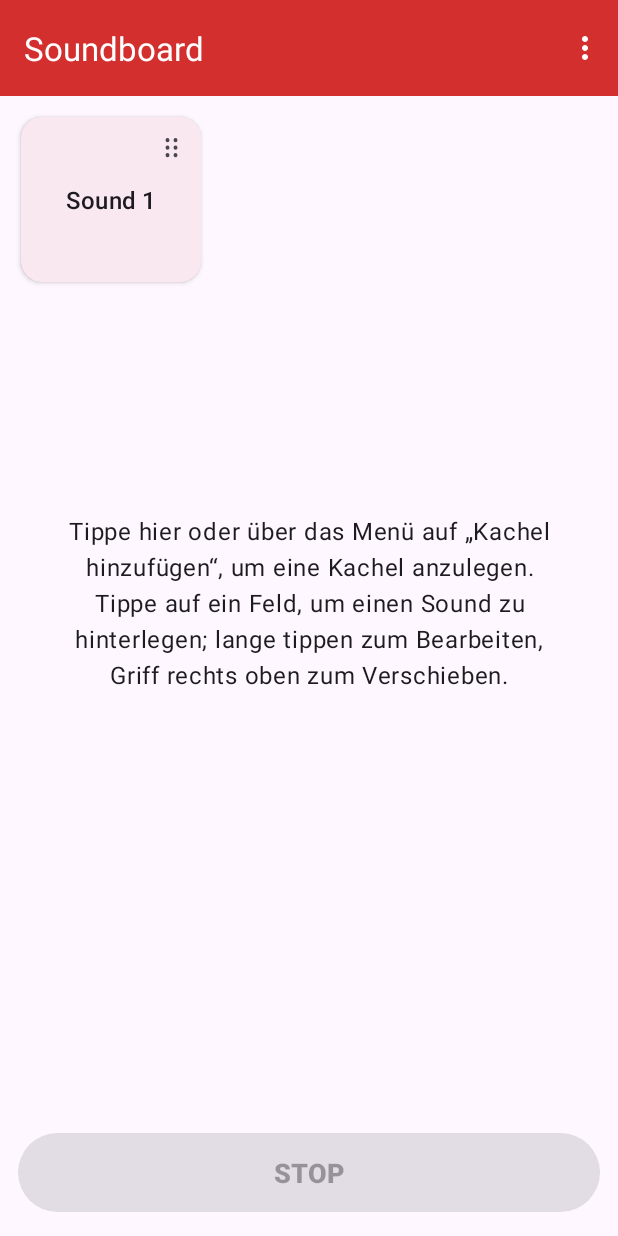
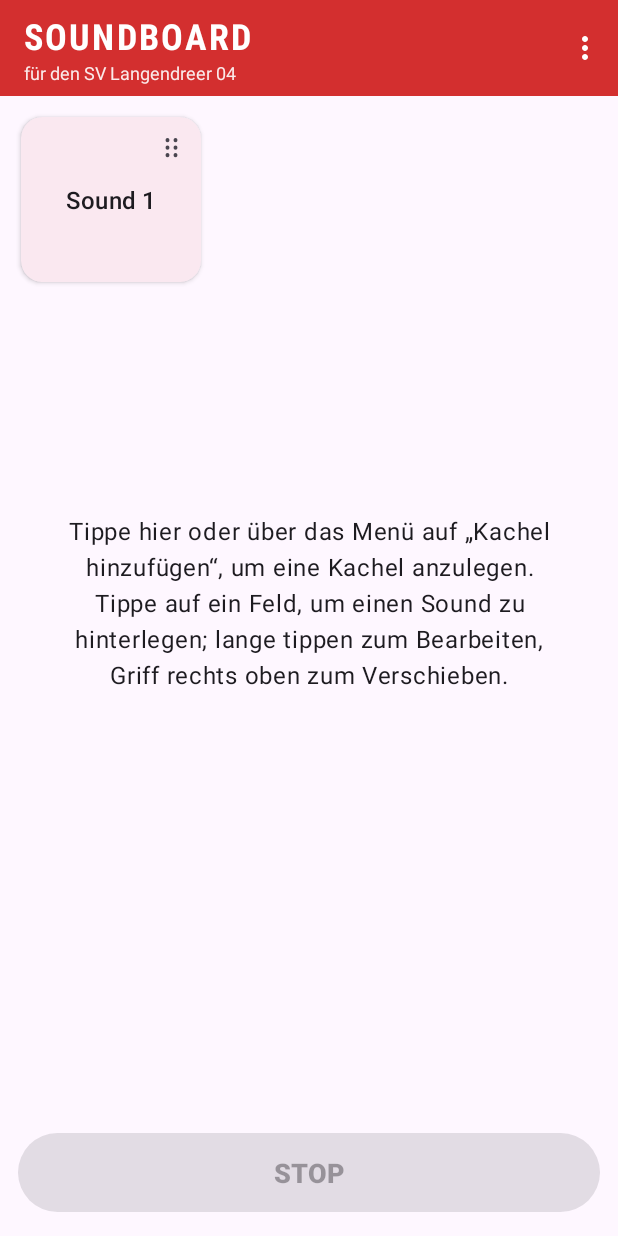
Before and after one commit to Thomas-Eichel/Soundboard, an Android app: the screen it shows after launch (MainActivity), after a tap on "Tippe hier oder über das Menü auf „Kache", on a phone screen of 412 x 824 dp. Run offline under Robolectric (Android 15) with nearby library versions, the phone set to English and light mode, and no system bars.

Commit message:
App header branding: 'SOUNDBOARD' in caps, sans-serif-condensed bold, with 'für den SV Langendreer 04' subtitle in sans-serif regular below (system DIN-condensed look; action-bar title hidden)
Co-authored-by: Thomas-Eichel <Thomas-Eichel@users.noreply.github.com>

```diff
--- a/app/src/main/java/com/example/soundboard/MainActivity.kt
+++ b/app/src/main/java/com/example/soundboard/MainActivity.kt
@@ -125,6 +125,7 @@ class MainActivity : AppCompatActivity() {
         binding = ActivityMainBinding.inflate(layoutInflater)
         setContentView(binding.root)
         setSupportActionBar(binding.toolbar)
+        supportActionBar?.setDisplayShowTitleEnabled(false)
 
         store = SoundStore(this)
         profileStore = ProfileStore(this)
--- a/app/src/main/res/layout/activity_main.xml
+++ b/app/src/main/res/layout/activity_main.xml
@@ -7,9 +7,37 @@
     <androidx.appcompat.widget.Toolbar
         android:id="@+id/toolbar"
         android:layout_width="match_parent"
-        android:layout_height="?attr/actionBarSize"
+        android:layout_height="wrap_content"
+        android:minHeight="?attr/actionBarSize"
         android:background="?attr/colorPrimary"
-        android:theme="@style/ThemeOverlay.AppCompat.Dark.ActionBar" />
+        android:theme="@style/ThemeOverlay.AppCompat.Dark.ActionBar">
+
+        <LinearLayout
+            android:layout_width="wrap_content"
+            android:layout_height="wrap_content"
+            android:layout_gravity="start|center_vertical"
+            android:orientation="vertical">
+
+            <TextView
+                android:layout_width="wrap_content"
+                android:layout_height="wrap_content"
+                android:fontFamily="sans-serif-condensed"
+                android:letterSpacing="0.06"
+                android:text="@string/app_title_main"
+                android:textAllCaps="true"
+                android:textColor="@android:color/white"
+                android:textSize="24sp"
+                android:textStyle="bold" />
+
+            <TextView
+                android:layout_width="wrap_content"
+                android:layout_height="wrap_content"
+                android:fontFamily="sans-serif"
+                android:text="@string/app_title_sub"
+                android:textColor="#E6FFFFFF"
+                android:textSize="12sp" />
+        </LinearLayout>
+    </androidx.appcompat.widget.Toolbar>
 
     <FrameLayout
         android:layout_width="match_parent"
--- a/app/src/main/res/values/strings.xml
+++ b/app/src/main/res/values/strings.xml
@@ -1,6 +1,8 @@
 <?xml version="1.0" encoding="utf-8"?>
 <resources>
     <string name="app_name">Soundboard</string>
+    <string name="app_title_main">Soundboard</string>
+    <string name="app_title_sub">für den SV Langendreer 04</string>
     <string name="stop_all">Alle stoppen</string>
     <string name="stop_now">STOP</string>
     <string name="settings">Einstellungen</string>
```
